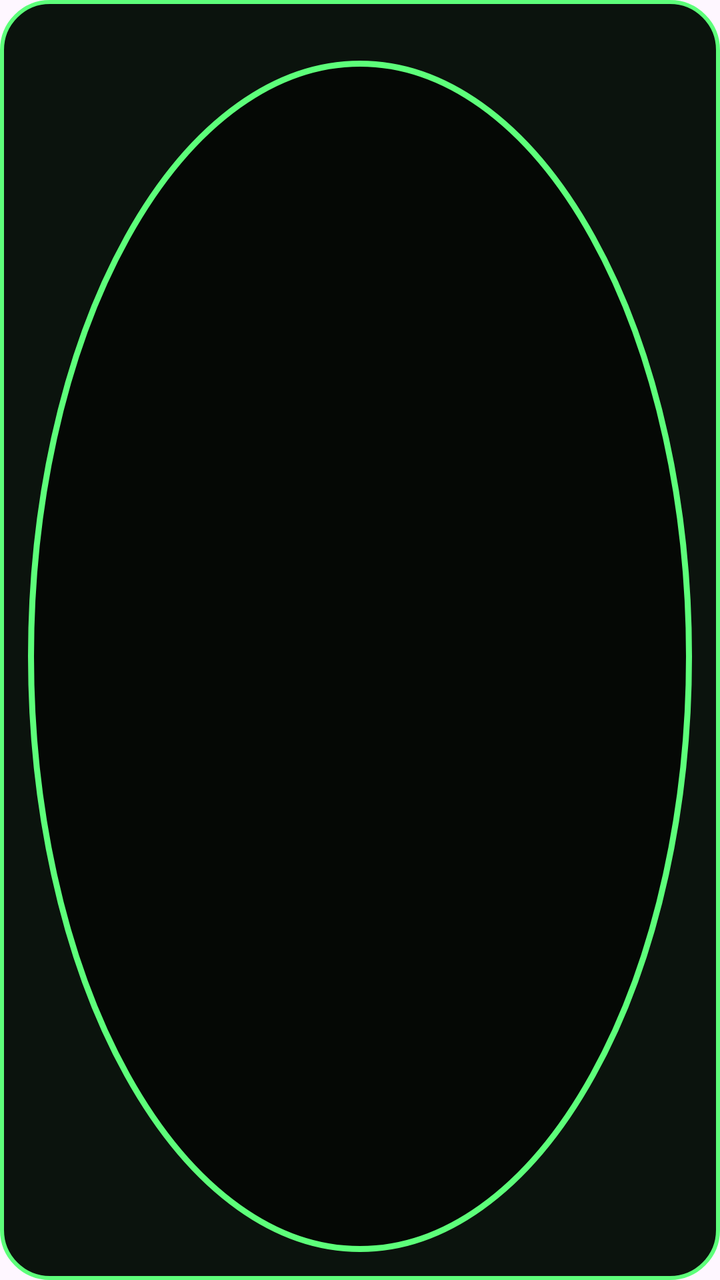
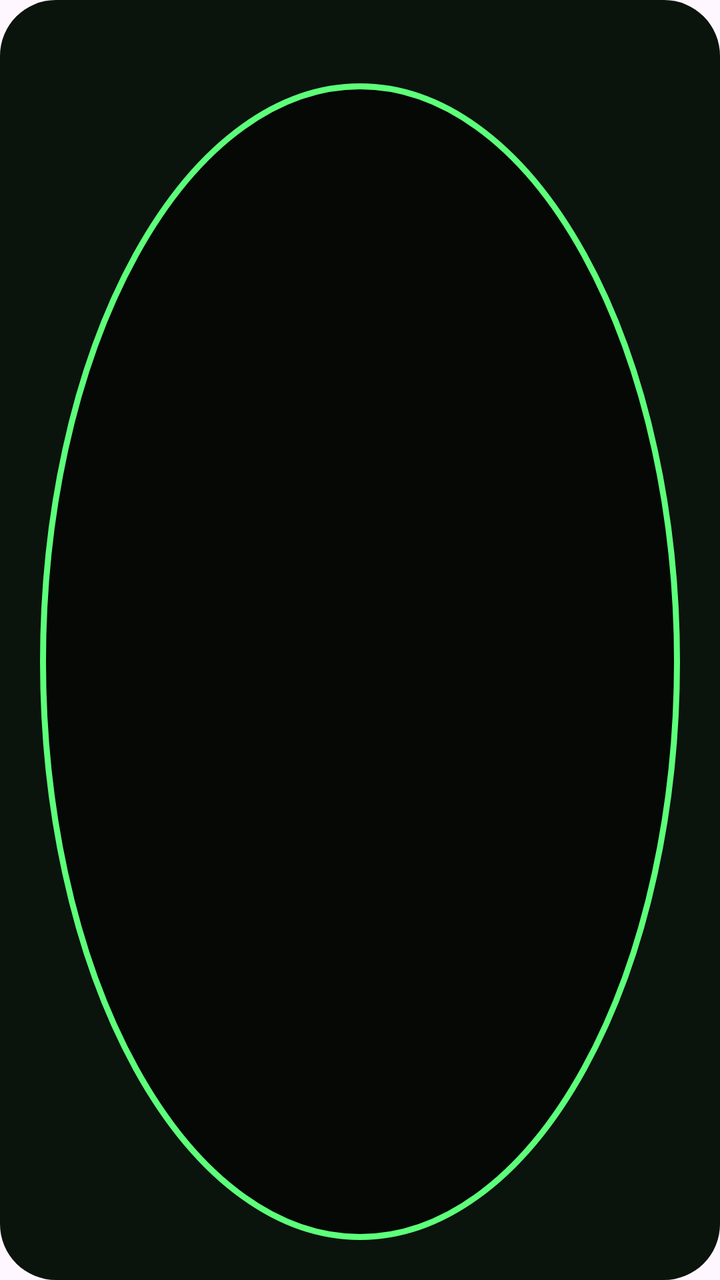

Before-and-after screenshots of an Android layout around one commit, followed by the original layout XML and the change that was made.
<!-- AndroidManifest.xml: application theme Theme.app -->
<!-- res/layout/widget_ball.xml -->
<?xml version="1.0" encoding="utf-8"?>
<LinearLayout xmlns:android="http://schemas.android.com/apk/res/android" android:id="@+id/root" android:layout_width="match_parent" android:layout_height="match_parent" android:background="@drawable/wd_bg_g" android:orientation="vertical" android:padding="10dp" android:gravity="center">
    <TextView android:id="@+id/lbl" android:layout_width="wrap_content" android:layout_height="wrap_content" android:fontFamily="sans-serif-medium" android:textSize="9sp" android:letterSpacing="0.2" android:textColor="@color/cy_neon" android:maxLines="1" />
    <FrameLayout android:id="@+id/ball" android:layout_width="match_parent" android:layout_height="0dp" android:layout_weight="1" android:layout_marginTop="4dp" android:padding="4dp">
        <FrameLayout android:layout_width="match_parent" android:layout_height="match_parent" android:background="@drawable/wd_ball" android:padding="12dp">
            <TextView android:id="@+id/ans" android:layout_width="match_parent" android:layout_height="match_parent" android:gravity="center"
                android:fontFamily="serif" android:textStyle="italic" android:textSize="13sp" android:textColor="@color/cy_cream" android:maxLines="4" />
        </FrameLayout>
    </FrameLayout>
</LinearLayout>
<!-- resources referenced by this layout -->
<resources>
  <color name="cy_cream">#F3ECB2</color>
  <color name="cy_neon">#5DFF7A</color>
  <!-- drawable wd_ball (drawable) -->
  <?xml version="1.0" encoding="utf-8"?>
  <shape xmlns:android="http://schemas.android.com/apk/res/android" android:shape="oval">
      <solid android:color="#050805" />
      <stroke android:width="3dp" android:color="@color/cy_neon" />
  </shape>
  <!-- drawable wd_bg_g (drawable) -->
  <?xml version="1.0" encoding="utf-8"?>
  <shape xmlns:android="http://schemas.android.com/apk/res/android" android:shape="rectangle">
      <solid android:color="@color/cy_panel" />
      <stroke android:width="2dp" android:color="@color/cy_neon" />
      <corners android:radius="24dp" />
  </shape>
  <style name="Theme.app" parent="Theme.Material3.DayNight.NoActionBar">
          
      </style>
  <color name="cy_panel">#0B130D</color>
</resources>

<!-- the commit's change to res/layout/widget_ball.xml (unified diff, before → after) -->
@@ -1,10 +1,12 @@
 <?xml version="1.0" encoding="utf-8"?>
-<LinearLayout xmlns:android="http://schemas.android.com/apk/res/android" android:id="@+id/root" android:layout_width="match_parent" android:layout_height="match_parent" android:background="@drawable/wd_bg_g" android:orientation="vertical" android:padding="10dp" android:gravity="center">
-    <TextView android:id="@+id/lbl" android:layout_width="wrap_content" android:layout_height="wrap_content" android:fontFamily="sans-serif-medium" android:textSize="9sp" android:letterSpacing="0.2" android:textColor="@color/cy_neon" android:maxLines="1" />
-    <FrameLayout android:id="@+id/ball" android:layout_width="match_parent" android:layout_height="0dp" android:layout_weight="1" android:layout_marginTop="4dp" android:padding="4dp">
-        <FrameLayout android:layout_width="match_parent" android:layout_height="match_parent" android:background="@drawable/wd_ball" android:padding="12dp">
-            <TextView android:id="@+id/ans" android:layout_width="match_parent" android:layout_height="match_parent" android:gravity="center"
-                android:fontFamily="serif" android:textStyle="italic" android:textSize="13sp" android:textColor="@color/cy_cream" android:maxLines="4" />
+<FrameLayout xmlns:android="http://schemas.android.com/apk/res/android" android:id="@+id/root" android:layout_width="match_parent" android:layout_height="match_parent" android:background="@drawable/wd_panel">
+    <ImageView android:id="@+id/edge" android:layout_width="match_parent" android:layout_height="match_parent" android:scaleType="fitXY" android:importantForAccessibility="no" />
+    <LinearLayout android:layout_width="match_parent" android:layout_height="match_parent" android:orientation="vertical" android:padding="18dp" android:gravity="center_horizontal">
+        <TextView android:id="@+id/lbl" android:layout_width="wrap_content" android:layout_height="wrap_content" android:fontFamily="sans-serif-medium" android:textSize="10sp" android:textColor="@color/cy_neon" android:letterSpacing="0.18" android:maxLines="1"/>
+        <FrameLayout android:id="@+id/ball" android:layout_width="match_parent" android:layout_height="0dp" android:layout_weight="1" android:layout_marginTop="8dp" android:padding="2dp">
+            <FrameLayout android:layout_width="match_parent" android:layout_height="match_parent" android:background="@drawable/wd_ball" android:padding="16dp">
+                <TextView android:id="@+id/ans" android:layout_width="match_parent" android:layout_height="match_parent" android:gravity="center" android:fontFamily="serif" android:textStyle="italic" android:textSize="16sp" android:textColor="@color/cy_cream" android:maxLines="4" android:autoSizeTextType="uniform" android:autoSizeMinTextSize="10sp" android:autoSizeMaxTextSize="18sp" />
+            </FrameLayout>
         </FrameLayout>
-    </FrameLayout>
-</LinearLayout>
+    </LinearLayout>
+</FrameLayout>
<!-- resource entries referenced after the edit -->
@@ -8,12 +8,11 @@
       <solid android:color="#050805" />
       <stroke android:width="3dp" android:color="@color/cy_neon" />
   </shape>
-  <!-- drawable wd_bg_g (drawable) -->
+  <!-- drawable wd_panel (drawable) -->
   <?xml version="1.0" encoding="utf-8"?>
   <shape xmlns:android="http://schemas.android.com/apk/res/android" android:shape="rectangle">
       <solid android:color="@color/cy_panel" />
-      <stroke android:width="2dp" android:color="@color/cy_neon" />
-      <corners android:radius="24dp" />
+      <corners android:radius="28dp" />
   </shape>
   <style name="Theme.app" parent="Theme.Material3.DayNight.NoActionBar">
           
